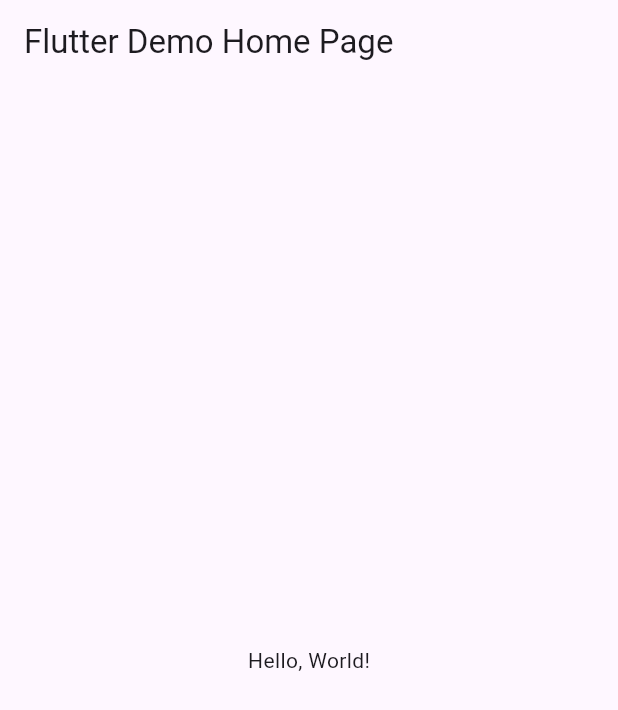
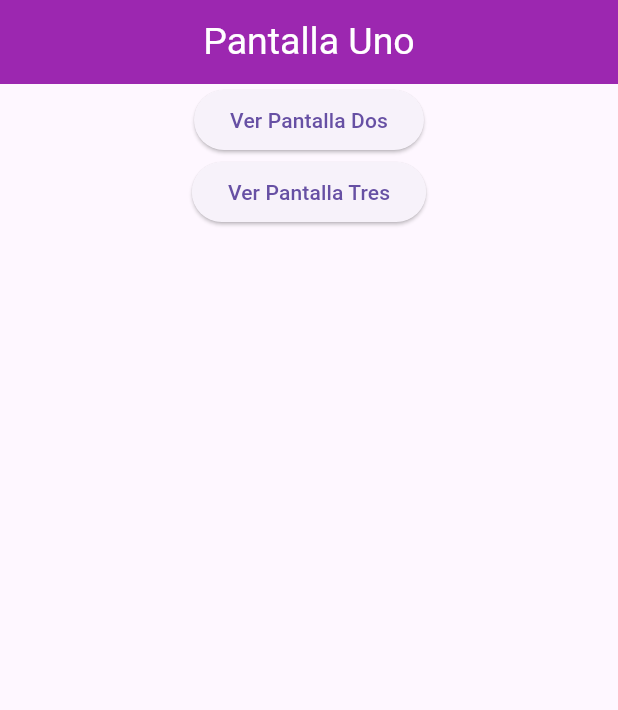
Before and after one commit to VictorAlemanHidalgo/Rutas6J_aleman, a Flutter app: the screen it shows after launch, on a phone screen of 412 x 824 dp. Shown: the top 710 px of the screen. Run offline on Flutter 3.47's test engine with Material 3 defaults, Android fonts, the phone set to English and light mode, and no system bars.

```diff
--- a/lib/main.dart
+++ b/lib/main.dart
@@ -1,43 +1,25 @@
+import 'package:alemanrutas/pagina_tres.dart';
 import 'package:flutter/material.dart';
+import 'package:alemanrutas/pagina_uno.dart';
+import 'package:alemanrutas/pagina_dos.dart';
+import 'package:alemanrutas/pagina_tres.dart';
 
-void main() => runApp(MyApp());
+void main() => runApp(MisRutasApp());
 
-class MyApp extends StatelessWidget {
-  const MyApp({super.key});
-  // This widget is the root of your application.
+class MisRutasApp extends StatelessWidget {
+  const MisRutasApp({Key? key}) : super(key: key);
+
   @override
   Widget build(BuildContext context) {
     return MaterialApp(
-      // Application name
-      title: 'Flutter Hello World',
-      // Application theme data, you can set the colors for the application as
-      // you want
-      theme: ThemeData(
-        // useMaterial3: false,
-        primarySwatch: Colors.blue,
-      ),
-      // A widget which will be started on application startup
-      home: MyHomePage(title: 'Flutter Demo Home Page'),
+      debugShowCheckedModeBanner: false,
+      title: 'Entre Paginas Routes',
+      initialRoute: '/',
+      routes: {
+        '/': (context) => const PantallaUno(),
+        '/pantalla2': (context) => const PantallaDos(),
+        '/pantalla3': (context) => const PantallaTres(),
+      },
     );
   }
 }
-
-class MyHomePage extends StatelessWidget {
-  final String title;
-  const MyHomePage({super.key, required this.title});
-
-  @override
-  Widget build(BuildContext context) {
-    return Scaffold(
-      appBar: AppBar(
-        // The title text which will be shown on the action bar
-        title: Text(title),
-      ),
-      body: Center(
-        child: Text(
-          'Hello, World!',
-        ),
-      ),
-    );
-  }
-}
--- /dev/null
+++ b/lib/pagina_uno.dart
@@ -0,0 +1,42 @@
+import 'package:flutter/material.dart';
+
+class PantallaUno extends StatelessWidget {
+  const PantallaUno({Key? key}) : super(key: key);
+
+  @override
+  Widget build(BuildContext context) {
+    return Scaffold(
+      appBar: AppBar(
+        title: const Text(
+          "Pantalla Uno",
+          style: TextStyle(
+            color: Colors.white, // Establece el color de la letra a blanco
+            fontSize: 25.0, // Establece el tamaño de la letra a 15
+          ),
+        ),
+        backgroundColor: Colors.purple,
+        centerTitle: true,
+      ),
+      body: Column(
+        children: [
+          Center(
+            child: ElevatedButton(
+              onPressed: () {
+                Navigator.pushNamed(context, '/pantalla2');
+              },
+              child: const Text('Ver Pantalla Dos'),
+            ),
+          ),
+          Center(
+            child: ElevatedButton(
+              onPressed: () {
+                Navigator.pushNamed(context, '/pantalla3');
+              },
+              child: const Text('Ver Pantalla Tres'),
+            ),
+          ),
+        ],
+      ),
+    );
+  }
+}
```
Also changed, not shown: lib/pagina_dos.dart (added, +31 -0 lines), lib/pagina_tres.dart (added, +30 -0 lines).
